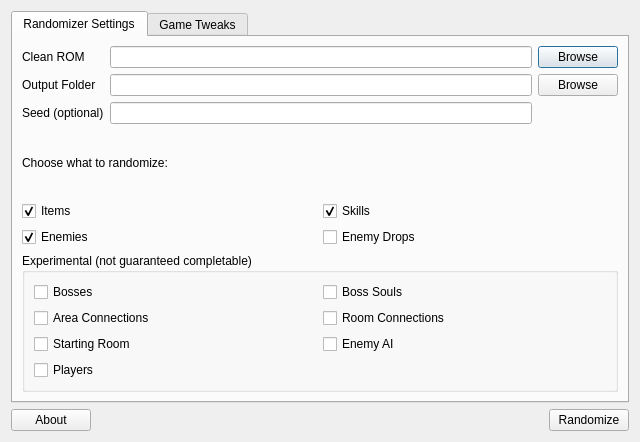
Above: randomizer.ui from LagoLunatic/dsvrandom before the change. Below: the same form after it.
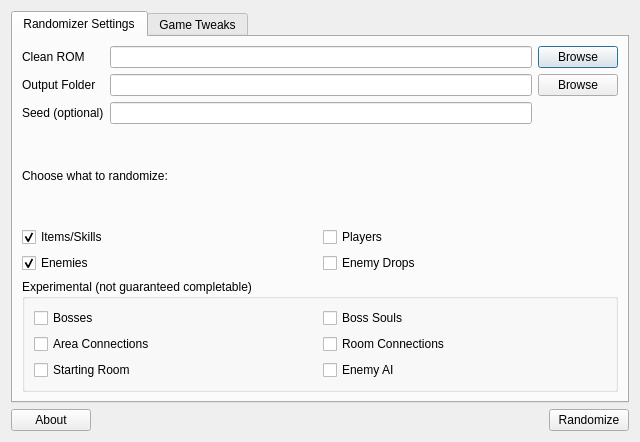
That is the form after the change. Icons and pictures are not drawn.

Commit message: Move around some UI options

The edit to the form file:
```diff
--- a/randomizer.ui
+++ b/randomizer.ui
@@ -88,7 +88,7 @@
          <item>
           <widget class="QCheckBox" name="randomize_items">
            <property name="text">
-            <string>Items</string>
+            <string>Items/Skills</string>
            </property>
            <property name="checked">
             <bool>true</bool>
@@ -96,12 +96,9 @@
           </widget>
          </item>
          <item>
-          <widget class="QCheckBox" name="randomize_skills">
+          <widget class="QCheckBox" name="randomize_players">
            <property name="text">
-            <string>Skills</string>
-           </property>
-           <property name="checked">
-            <bool>true</bool>
+            <string>Players</string>
            </property>
           </widget>
          </item>
@@ -188,17 +185,6 @@
             </item>
            </layout>
           </item>
-          <item>
-           <layout class="QHBoxLayout" name="horizontalLayout_11">
-            <item>
-             <widget class="QCheckBox" name="randomize_players">
-              <property name="text">
-               <string>Players</string>
-              </property>
-             </widget>
-            </item>
-           </layout>
-          </item>
          </layout>
          <zorder></zorder>
          <zorder></zorder>
```
Left out of the diff: 3 changed lines with no effect on the pictures. The commit also changes 2 other files.
